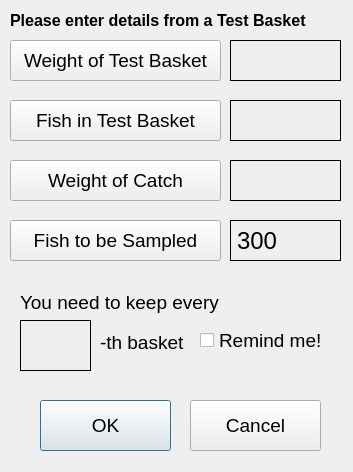
Above: ui/SubCalcDlg.ui from guyuhong/CLAMS before the change. Below: the same form after it.
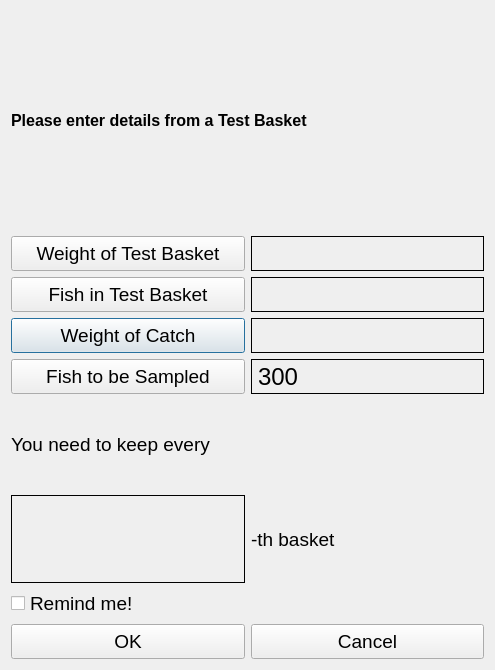
That is the form after the change.

Diff of the .ui file:
```diff
--- a/ui/SubCalcDlg.ui
+++ b/ui/SubCalcDlg.ui
@@ -1,325 +1,315 @@
 <ui version="4.0" >
  <class>subcalcDlg</class>
- <widget class="QDialog" name="subcalcDlg" >
-  <property name="geometry" >
+ <widget class="QDialog" name="subcalcDlg">
+  <property name="geometry">
    <rect>
     <x>0</x>
     <y>0</y>
-    <width>353</width>
-    <height>472</height>
+    <width>495</width>
+    <height>670</height>
    </rect>
   </property>
   <property name="windowTitle" >
    <string>subsample calculator</string>
   </property>
-  <widget class="QLabel" name="answerLabel" >
-   <property name="geometry" >
-    <rect>
-     <x>20</x>
-     <y>320</y>
-     <width>71</width>
-     <height>51</height>
-    </rect>
-   </property>
-   <property name="font" >
-    <font>
-     <pointsize>20</pointsize>
-    </font>
-   </property>
-   <property name="autoFillBackground" >
-    <bool>true</bool>
-   </property>
-   <property name="frameShape" >
-    <enum>QFrame::Box</enum>
-   </property>
-   <property name="frameShadow" >
-    <enum>QFrame::Plain</enum>
-   </property>
-   <property name="text" >
-    <string/>
-   </property>
-  </widget>
-  <widget class="QLabel" name="numLabel" >
-   <property name="geometry" >
-    <rect>
-     <x>230</x>
-     <y>100</y>
-     <width>111</width>
-     <height>41</height>
-    </rect>
-   </property>
-   <property name="font" >
-    <font>
-     <pointsize>18</pointsize>
-    </font>
-   </property>
-   <property name="autoFillBackground" >
-    <bool>true</bool>
-   </property>
-   <property name="frameShape" >
-    <enum>QFrame::Box</enum>
-   </property>
-   <property name="text" >
-    <string/>
-   </property>
-  </widget>
-  <widget class="QLabel" name="catchWtLabel" >
-   <property name="geometry" >
-    <rect>
-     <x>230</x>
-     <y>160</y>
-     <width>111</width>
-     <height>41</height>
-    </rect>
-   </property>
-   <property name="font" >
-    <font>
-     <pointsize>18</pointsize>
-    </font>
-   </property>
-   <property name="autoFillBackground" >
-    <bool>true</bool>
-   </property>
-   <property name="frameShape" >
-    <enum>QFrame::Box</enum>
-   </property>
-   <property name="text" >
-    <string/>
-   </property>
-  </widget>
-  <widget class="QLabel" name="wtLabel" >
-   <property name="geometry" >
-    <rect>
-     <x>230</x>
-     <y>40</y>
-     <width>111</width>
-     <height>41</height>
-    </rect>
-   </property>
-   <property name="font" >
-    <font>
-     <pointsize>18</pointsize>
-    </font>
-   </property>
-   <property name="autoFillBackground" >
-    <bool>true</bool>
-   </property>
-   <property name="frameShape" >
-    <enum>QFrame::Box</enum>
-   </property>
-   <property name="text" >
-    <string/>
-   </property>
-  </widget>
-  <widget class="QLabel" name="samplenumLabel" >
-   <property name="geometry" >
-    <rect>
-     <x>230</x>
-     <y>220</y>
-     <width>111</width>
-     <height>41</height>
-    </rect>
-   </property>
-   <property name="font" >
-    <font>
-     <pointsize>18</pointsize>
-    </font>
-   </property>
-   <property name="autoFillBackground" >
-    <bool>true</bool>
-   </property>
-   <property name="frameShape" >
-    <enum>QFrame::Box</enum>
-   </property>
-   <property name="text" >
-    <string>300</string>
-   </property>
-  </widget>
-  <widget class="QPushButton" name="okBtn" >
-   <property name="geometry" >
-    <rect>
-     <x>40</x>
-     <y>400</y>
-     <width>131</width>
-     <height>51</height>
-    </rect>
-   </property>
-   <property name="font" >
-    <font>
-     <pointsize>14</pointsize>
-    </font>
-   </property>
-   <property name="text" >
-    <string>OK</string>
-   </property>
-  </widget>
-  <widget class="QCheckBox" name="remindCheck" >
-   <property name="enabled" >
-    <bool>true</bool>
-   </property>
-   <property name="geometry" >
-    <rect>
-     <x>200</x>
-     <y>320</y>
-     <width>141</width>
-     <height>41</height>
-    </rect>
-   </property>
-   <property name="font" >
-    <font>
-     <pointsize>14</pointsize>
-    </font>
-   </property>
-   <property name="text" >
-    <string>Remind me!</string>
-   </property>
-  </widget>
-  <widget class="QPushButton" name="wtBtn" >
-   <property name="geometry" >
-    <rect>
-     <x>10</x>
-     <y>40</y>
-     <width>211</width>
-     <height>41</height>
-    </rect>
-   </property>
-   <property name="font" >
-    <font>
-     <pointsize>14</pointsize>
-    </font>
-   </property>
-   <property name="text" >
-    <string>Weight of Test Basket</string>
-   </property>
-  </widget>
-  <widget class="QPushButton" name="numBtn" >
-   <property name="geometry" >
-    <rect>
-     <x>10</x>
-     <y>100</y>
-     <width>211</width>
-     <height>41</height>
-    </rect>
-   </property>
-   <property name="font" >
-    <font>
-     <pointsize>14</pointsize>
-    </font>
-   </property>
-   <property name="text" >
-    <string>Fish in Test Basket</string>
-   </property>
-  </widget>
-  <widget class="QPushButton" name="catchWtBtn" >
-   <property name="geometry" >
-    <rect>
-     <x>10</x>
-     <y>160</y>
-     <width>211</width>
-     <height>41</height>
-    </rect>
-   </property>
-   <property name="font" >
-    <font>
-     <pointsize>14</pointsize>
-    </font>
-   </property>
-   <property name="text" >
-    <string>Weight of Catch</string>
-   </property>
-  </widget>
-  <widget class="QPushButton" name="samplenumBtn" >
-   <property name="geometry" >
-    <rect>
-     <x>10</x>
-     <y>220</y>
-     <width>211</width>
-     <height>41</height>
-    </rect>
-   </property>
-   <property name="font" >
-    <font>
-     <pointsize>14</pointsize>
-    </font>
-   </property>
-   <property name="text" >
-    <string>Fish to be Sampled</string>
-   </property>
-  </widget>
-  <widget class="QLabel" name="label" >
-   <property name="geometry" >
-    <rect>
-     <x>20</x>
-     <y>290</y>
-     <width>211</width>
-     <height>24</height>
-    </rect>
-   </property>
-   <property name="font" >
-    <font>
-     <pointsize>14</pointsize>
-    </font>
-   </property>
-   <property name="text" >
-    <string>You need to keep every </string>
-   </property>
-  </widget>
-  <widget class="QLabel" name="label_2" >
-   <property name="geometry" >
-    <rect>
-     <x>100</x>
-     <y>330</y>
-     <width>211</width>
-     <height>24</height>
-    </rect>
-   </property>
-   <property name="font" >
-    <font>
-     <pointsize>14</pointsize>
-    </font>
-   </property>
-   <property name="text" >
-    <string>-th basket</string>
-   </property>
-  </widget>
-  <widget class="QLabel" name="label_3" >
-   <property name="geometry" >
-    <rect>
-     <x>10</x>
-     <y>10</y>
-     <width>323</width>
-     <height>20</height>
-    </rect>
-   </property>
-   <property name="font" >
-    <font>
-     <pointsize>12</pointsize>
-     <weight>75</weight>
-     <bold>true</bold>
-    </font>
-   </property>
-   <property name="text" >
-    <string>Please enter details from a Test Basket</string>
-   </property>
-  </widget>
-  <widget class="QPushButton" name="cancelBtn" >
-   <property name="geometry" >
-    <rect>
-     <x>190</x>
-     <y>400</y>
-     <width>131</width>
-     <height>51</height>
-    </rect>
-   </property>
-   <property name="font" >
-    <font>
-     <pointsize>14</pointsize>
-    </font>
-   </property>
-   <property name="text" >
-    <string>Cancel</string>
-   </property>
-  </widget>
+  <layout class="QVBoxLayout" name="verticalLayout">
+   <item>
+    <widget class="QLabel" name="label_3">
+     <property name="font">
+      <font>
+       <pointsize>12</pointsize>
+       <weight>75</weight>
+       <bold>true</bold>
+      </font>
+     </property>
+     <property name="text">
+      <string>Please enter details from a Test Basket</string>
+     </property>
+    </widget>
+   </item>
+   <item>
+    <layout class="QGridLayout" name="gridLayout">
+     <item row="2" column="0">
+      <widget class="QPushButton" name="catchWtBtn">
+       <property name="minimumSize">
+        <size>
+         <width>165</width>
+         <height>35</height>
+        </size>
+       </property>
+       <property name="font">
+        <font>
+         <pointsize>14</pointsize>
+        </font>
+       </property>
+       <property name="text">
+        <string>Weight of Catch</string>
+       </property>
+      </widget>
+     </item>
+     <item row="0" column="0">
+      <widget class="QPushButton" name="wtBtn">
+       <property name="minimumSize">
+        <size>
+         <width>165</width>
+         <height>35</height>
+        </size>
+       </property>
+       <property name="font">
+        <font>
+         <pointsize>14</pointsize>
+        </font>
+       </property>
+       <property name="text">
+        <string>Weight of Test Basket</string>
+       </property>
+      </widget>
+     </item>
+     <item row="0" column="1">
+      <widget class="QLabel" name="wtLabel">
+       <property name="minimumSize">
+        <size>
+         <width>165</width>
+         <height>35</height>
+        </size>
+       </property>
+       <property name="font">
+        <font>
+         <pointsize>18</pointsize>
+        </font>
+       </property>
+       <property name="autoFillBackground">
+        <bool>true</bool>
+       </property>
+       <property name="frameShape">
+        <enum>QFrame::Box</enum>
+       </property>
+       <property name="text">
+        <string/>
+       </property>
+      </widget>
+     </item>
+     <item row="3" column="0">
+      <widget class="QPushButton" name="samplenumBtn">
+       <property name="minimumSize">
+        <size>
+         <width>165</width>
+         <height>35</height>
+        </size>
+       </property>
+       <property name="font">
+        <font>
+         <pointsize>14</pointsize>
+        </font>
+       </property>
+       <property name="text">
+        <string>Fish to be Sampled</string>
+       </property>
+      </widget>
+     </item>
+     <item row="1" column="0">
+      <widget class="QPushButton" name="numBtn">
+       <property name="minimumSize">
+        <size>
+         <width>165</width>
+         <height>35</height>
+        </size>
+       </property>
+       <property name="font">
+        <font>
+         <pointsize>14</pointsize>
+        </font>
+       </property>
+       <property name="text">
+        <string>Fish in Test Basket</string>
+       </property>
+      </widget>
+     </item>
+     <item row="1" column="1">
+      <widget class="QLabel" name="numLabel">
+       <property name="minimumSize">
+        <size>
+         <width>165</width>
+         <height>35</height>
+        </size>
+       </property>
+       <property name="font">
+        <font>
+         <pointsize>18</pointsize>
+        </font>
+       </property>
+       <property name="autoFillBackground">
+        <bool>true</bool>
+       </property>
+       <property name="frameShape">
+        <enum>QFrame::Box</enum>
+       </property>
+       <property name="text">
+        <string/>
+       </property>
+      </widget>
+     </item>
+     <item row="2" column="1">
+      <widget class="QLabel" name="catchWtLabel">
+       <property name="minimumSize">
+        <size>
+         <width>165</width>
+         <height>35</height>
+        </size>
+       </property>
+       <property name="font">
+        <font>
+         <pointsize>18</pointsize>
+        </font>
+       </property>
+       <property name="autoFillBackground">
+        <bool>true</bool>
+       </property>
+       <property name="frameShape">
+        <enum>QFrame::Box</enum>
+       </property>
+       <property name="text">
+        <string/>
+       </property>
+      </widget>
+     </item>
+     <item row="3" column="1">
+      <widget class="QLabel" name="samplenumLabel">
+       <property name="minimumSize">
+        <size>
+         <width>165</width>
+         <height>35</height>
+        </size>
+       </property>
+       <property name="font">
+        <font>
+         <pointsize>18</pointsize>
+        </font>
+       </property>
+       <property name="autoFillBackground">
+        <bool>true</bool>
+       </property>
+       <property name="frameShape">
+        <enum>QFrame::Box</enum>
+       </property>
+       <property name="text">
+        <string>300</string>
+       </property>
+      </widget>
+     </item>
+    </layout>
+   </item>
+   <item>
+    <layout class="QGridLayout" name="gridLayout_3">
+     <item row="1" column="1">
+      <widget class="QLabel" name="label_2">
+       <property name="font">
+        <font>
+         <pointsize>14</pointsize>
+        </font>
+       </property>
+       <property name="text">
+        <string>-th basket</string>
+       </property>
+      </widget>
+     </item>
+     <item row="0" column="0">
+      <widget class="QLabel" name="label">
+       <property name="font">
+        <font>
+         <pointsize>14</pointsize>
+        </font>
+       </property>
+       <property name="text">
+        <string>You need to keep every </string>
+       </property>
+      </widget>
+     </item>
+     <item row="1" column="0">
+      <widget class="QLabel" name="answerLabel">
+       <property name="minimumSize">
+        <size>
+         <width>165</width>
+         <height>35</height>
+        </size>
+       </property>
+       <property name="font">
+        <font>
+         <pointsize>20</pointsize>
+        </font>
+       </property>
+       <property name="autoFillBackground">
+        <bool>true</bool>
+       </property>
+       <property name="frameShape">
+        <enum>QFrame::Box</enum>
+       </property>
+       <property name="frameShadow">
+        <enum>QFrame::Plain</enum>
+       </property>
+       <property name="text">
+        <string/>
+       </property>
+      </widget>
+     </item>
+     <item row="2" column="0">
+      <widget class="QCheckBox" name="remindCheck">
+       <property name="enabled">
+        <bool>true</bool>
+       </property>
+       <property name="font">
+        <font>
+         <pointsize>14</pointsize>
+        </font>
+       </property>
+       <property name="text">
+        <string>Remind me!</string>
+       </property>
+      </widget>
+     </item>
+    </layout>
+   </item>
+   <item>
+    <layout class="QHBoxLayout" name="horizontalLayout_2">
+     <item>
+      <widget class="QPushButton" name="okBtn">
+       <property name="minimumSize">
+        <size>
+         <width>165</width>
+         <height>35</height>
+        </size>
+       </property>
+       <property name="font">
+        <font>
+         <pointsize>14</pointsize>
+        </font>
+       </property>
+       <property name="text">
+        <string>OK</string>
+       </property>
+      </widget>
+     </item>
+     <item>
+      <widget class="QPushButton" name="cancelBtn">
+       <property name="minimumSize">
+        <size>
+         <width>165</width>
+         <height>35</height>
+        </size>
+       </property>
+       <property name="font">
+        <font>
+         <pointsize>14</pointsize>
+        </font>
+       </property>
+       <property name="text">
+        <string>Cancel</string>
+       </property>
+      </widget>
+     </item>
+    </layout>
+   </item>
+  </layout>
  </widget>
  <resources/>
  <connections/>
```
Left out of the diff: 5 changed lines with no effect on the pictures.
